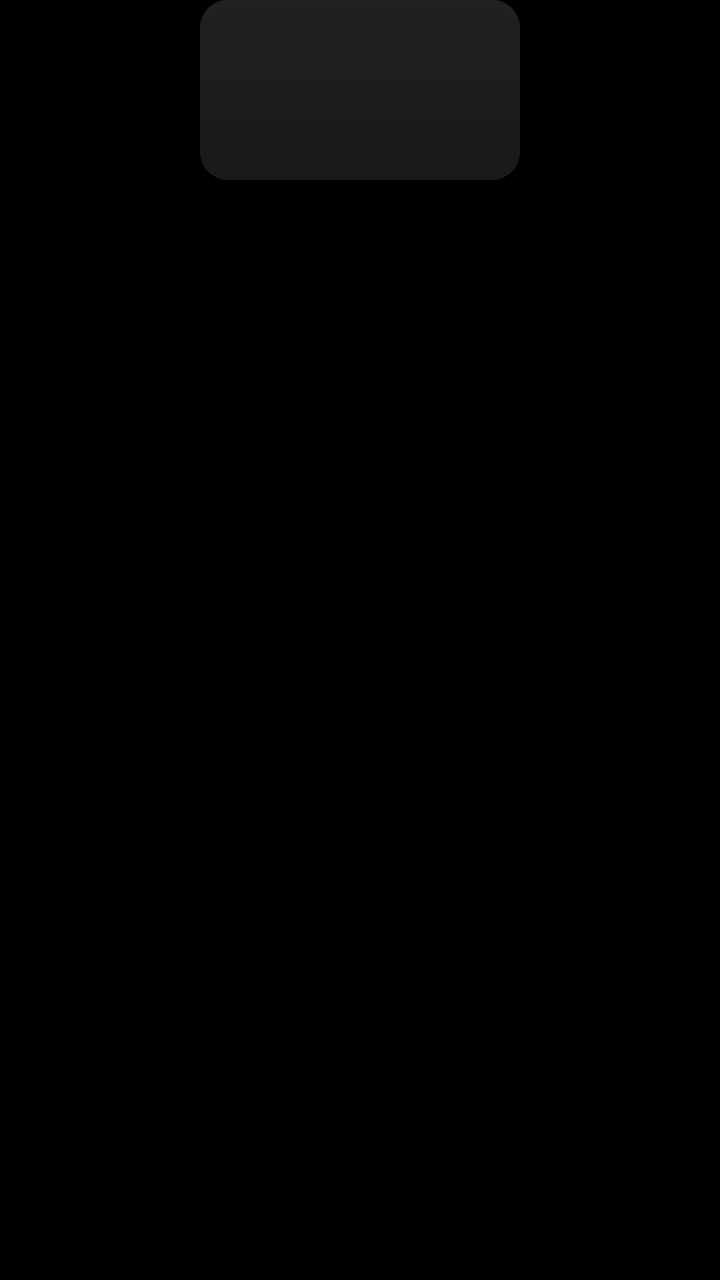
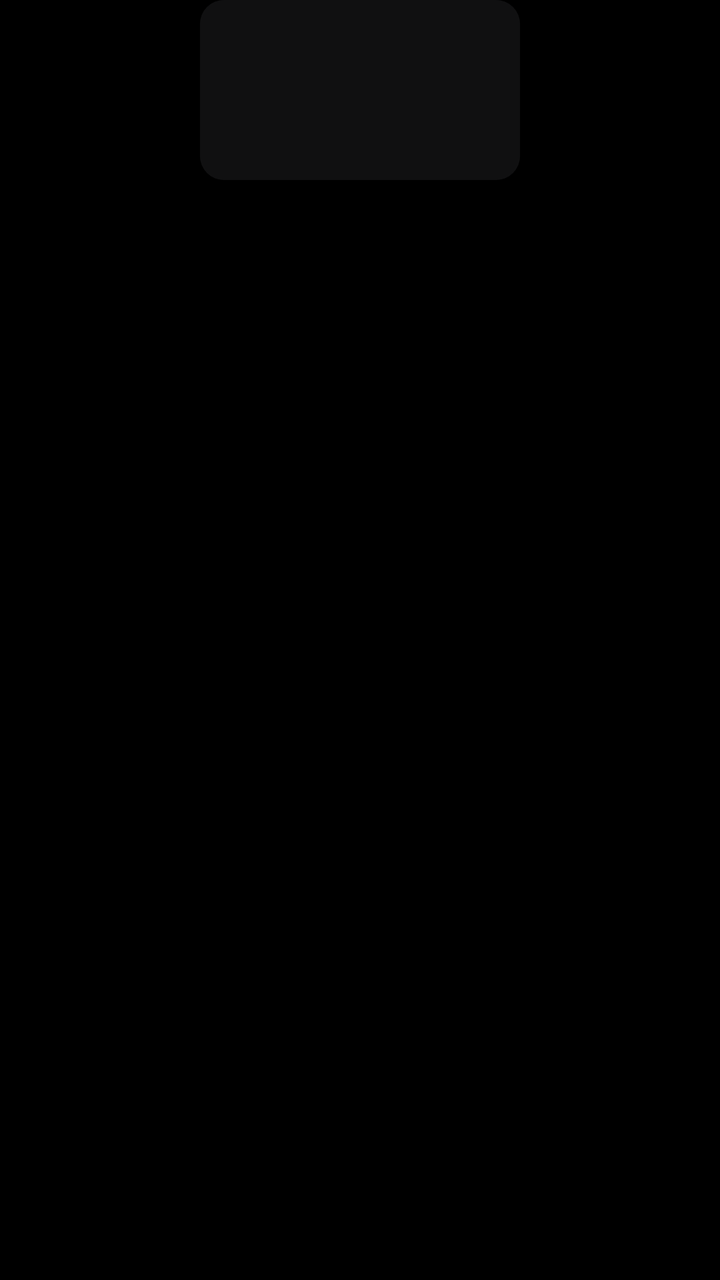

Before-and-after screenshots of an Android layout around one commit, followed by the original layout XML and the change that was made.
<!-- AndroidManifest.xml: application theme Theme.Uzi -->
<!-- res/layout/item_app.xml -->
<?xml version="1.0" encoding="utf-8"?>
<LinearLayout xmlns:android="http://schemas.android.com/apk/res/android"
    android:layout_width="match_parent" android:layout_height="wrap_content"
    android:clipChildren="false" android:clipToPadding="false"
    android:gravity="center_horizontal" android:orientation="vertical">
    <FrameLayout android:id="@+id/tile"
        android:layout_width="160dp" android:layout_height="90dp"
        android:background="@drawable/tile_bg"
        android:focusable="true" android:clickable="true" android:longClickable="true">
        <ImageView android:id="@+id/banner" android:layout_width="match_parent" android:layout_height="match_parent"
            android:scaleType="centerCrop" android:importantForAccessibility="no" />
        <ImageView android:id="@+id/icon" android:layout_width="56dp" android:layout_height="56dp"
            android:layout_gravity="center" android:scaleType="fitCenter" android:importantForAccessibility="no" />
        <View android:id="@+id/shine" android:layout_width="match_parent" android:layout_height="match_parent"
            android:background="@drawable/shine" android:rotation="0" android:alpha="0" />
        <View android:id="@+id/dim" android:layout_width="match_parent" android:layout_height="match_parent"
            android:background="@drawable/dim" android:alpha="0.42" />
        <View android:id="@+id/rim" android:layout_width="match_parent" android:layout_height="match_parent"
            android:background="@drawable/rim" android:alpha="0" />
    </FrameLayout>
    <TextView android:id="@+id/label"
        android:layout_width="match_parent" android:layout_height="wrap_content"
        android:layout_marginTop="15dp" android:gravity="center"
        android:maxLines="1" android:ellipsize="end"
        android:fontFamily="sans-serif-medium"
        android:shadowColor="#99000000" android:shadowDy="1" android:shadowRadius="6"
        android:textColor="#FFFFFF" android:textSize="15sp" android:alpha="0" />
</LinearLayout>
<!-- resources referenced by this layout -->
<resources>
  <!-- drawable dim (drawable) -->
  <?xml version="1.0" encoding="utf-8"?>
  <shape xmlns:android="http://schemas.android.com/apk/res/android">
      <solid android:color="#FF000000" />
      <corners android:radius="14dp" />
  </shape>
  <!-- drawable rim (drawable) -->
  <?xml version="1.0" encoding="utf-8"?>
  <shape xmlns:android="http://schemas.android.com/apk/res/android">
      <stroke android:width="1.5dp" android:color="#66FFFFFF" />
      <corners android:radius="14dp" />
  </shape>
  <!-- drawable shine (drawable) -->
  <?xml version="1.0" encoding="utf-8"?>
  <shape xmlns:android="http://schemas.android.com/apk/res/android">
      <gradient android:angle="0" android:startColor="#00FFFFFF" android:centerColor="#38FFFFFF" android:endColor="#00FFFFFF" />
  </shape>
  <!-- drawable tile_bg (drawable) -->
  <?xml version="1.0" encoding="utf-8"?>
  <shape xmlns:android="http://schemas.android.com/apk/res/android">
      <gradient android:angle="270" android:startColor="#3A3A3C" android:endColor="#2C2C2E" />
      <corners android:radius="14dp" />
  </shape>
  <style name="Theme.Uzi" parent="@android:style/Theme.Material.NoActionBar.Fullscreen">
          <item name="android:windowBackground">@android:color/black</item>
          <item name="android:windowShowWallpaper">false</item>
          <item name="android:windowAnimationStyle">@null</item>
          <item name="android:colorAccent">#FFFFFF</item>
          <item name="android:alertDialogTheme">@style/Dialog.Uzi</item>
      </style>
  <style name="Dialog.Uzi" parent="@android:style/Theme.Material.Dialog.Alert">
          <item name="android:colorAccent">#FFFFFF</item>
          <item name="android:windowBackground">@drawable/dialog_bg</item>
      </style>
  <!-- drawable dialog_bg (drawable) -->
  <?xml version="1.0" encoding="utf-8"?>
  <inset xmlns:android="http://schemas.android.com/apk/res/android" android:inset="16dp">
      <shape android:shape="rectangle">
          <solid android:color="#F21C1C1E" />
          <corners android:radius="18dp" />
      </shape>
  </inset>
</resources>

<!-- the commit's change to res/layout/item_app.xml (unified diff, before → after) -->
@@ -3,6 +3,12 @@
     android:layout_width="match_parent" android:layout_height="wrap_content"
     android:clipChildren="false" android:clipToPadding="false"
     android:gravity="center_horizontal" android:orientation="vertical">
+    <FrameLayout android:id="@+id/card"
+        android:layout_width="wrap_content" android:layout_height="wrap_content"
+        android:clipChildren="false" android:clipToPadding="false">
+    <ImageView android:id="@+id/shadow"
+        android:layout_width="wrap_content" android:layout_height="wrap_content"
+        android:layout_gravity="center" android:alpha="0" android:importantForAccessibility="no" />
     <FrameLayout android:id="@+id/tile"
         android:layout_width="160dp" android:layout_height="90dp"
         android:background="@drawable/tile_bg"
@@ -18,6 +24,7 @@
         <View android:id="@+id/rim" android:layout_width="match_parent" android:layout_height="match_parent"
             android:background="@drawable/rim" android:alpha="0" />
     </FrameLayout>
+    </FrameLayout>
     <TextView android:id="@+id/label"
         android:layout_width="match_parent" android:layout_height="wrap_content"
         android:layout_marginTop="15dp" android:gravity="center"
<!-- resource entries referenced after the edit -->
@@ -4,13 +4,13 @@
   <?xml version="1.0" encoding="utf-8"?>
   <shape xmlns:android="http://schemas.android.com/apk/res/android">
       <solid android:color="#FF000000" />
-      <corners android:radius="14dp" />
+      <corners android:radius="12dp" />
   </shape>
   <!-- drawable rim (drawable) -->
   <?xml version="1.0" encoding="utf-8"?>
   <shape xmlns:android="http://schemas.android.com/apk/res/android">
       <stroke android:width="1.5dp" android:color="#66FFFFFF" />
-      <corners android:radius="14dp" />
+      <corners android:radius="12dp" />
   </shape>
   <!-- drawable shine (drawable) -->
   <?xml version="1.0" encoding="utf-8"?>
@@ -20,8 +20,8 @@
   <!-- drawable tile_bg (drawable) -->
   <?xml version="1.0" encoding="utf-8"?>
   <shape xmlns:android="http://schemas.android.com/apk/res/android">
-      <gradient android:angle="270" android:startColor="#3A3A3C" android:endColor="#2C2C2E" />
-      <corners android:radius="14dp" />
+      <solid android:color="#FF1C1C1E" />
+      <corners android:radius="12dp" />
   </shape>
   <style name="Theme.Uzi" parent="@android:style/Theme.Material.NoActionBar.Fullscreen">
           <item name="android:windowBackground">@android:color/black</item>
